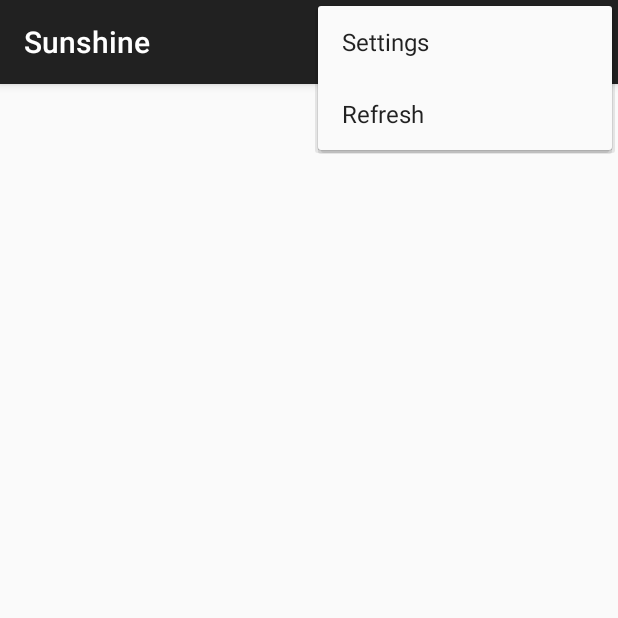
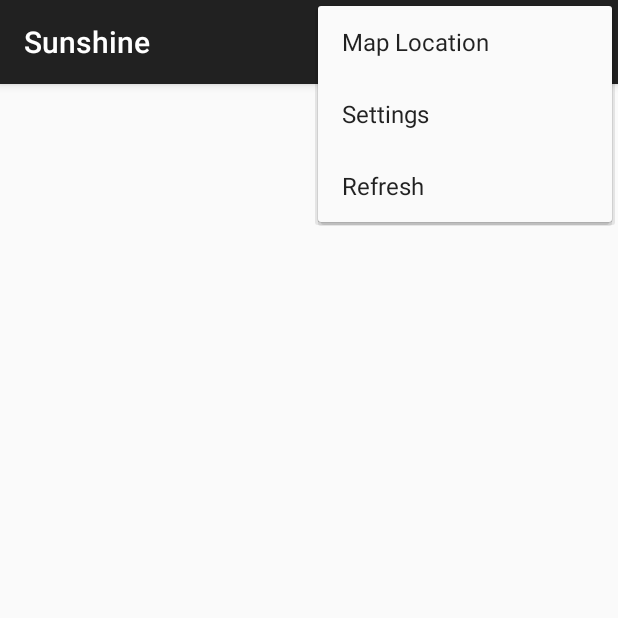
Before and after one commit to eesee/sunshine, an Android app: the screen it shows after launch (MainActivity), with the options menu open, on a phone screen of 412 x 824 dp, the top half of it. Run offline under Robolectric (Android 15) with nearby library versions, the phone set to English and light mode, and no system bars.

Commit message:
adds Maps intent to menus

```diff
--- a/app/src/main/res/menu/detail.xml
+++ b/app/src/main/res/menu/detail.xml
@@ -2,6 +2,8 @@
     xmlns:app="http://schemas.android.com/apk/res-auto"
     xmlns:tools="http://schemas.android.com/tools"
     tools:context="com.example.e.sunshine.app.DetailActivity">
-    <item android:id="@+id/action_settings" android:title="@string/action_settings"
-        android:orderInCategory="100" app:showAsAction="never" />
+    <item android:id="@+id/action_settings"
+        android:title="@string/action_settings"
+        android:orderInCategory="100"
+        app:showAsAction="never" />
 </menu>
--- a/app/src/main/res/menu/menu_main.xml
+++ b/app/src/main/res/menu/menu_main.xml
@@ -1,6 +1,11 @@
 <menu xmlns:android="http://schemas.android.com/apk/res/android"
     xmlns:app="http://schemas.android.com/apk/res-auto"
     xmlns:tools="http://schemas.android.com/tools" tools:context=".MainActivity">
-    <item android:id="@+id/action_settings" android:title="@string/action_settings"
-        android:orderInCategory="100" app:showAsAction="never" />
+    <item android:id="@+id/action_settings"
+        android:title="@string/action_settings"
+        android:orderInCategory="100"
+        app:showAsAction="never" />
+    <item android:id="@+id/action_map"
+        android:title="@string/action_map"
+        app:showAsAction="never" />
 </menu>
--- a/app/src/main/res/values/strings.xml
+++ b/app/src/main/res/values/strings.xml
@@ -1,6 +1,8 @@
 <resources>
     <string name="app_name">Sunshine</string>
     <string name="action_settings">Settings</string>
+    <string name="action_map">Map Location</string>
+
     <string name="refresh">Refresh</string>
     <string name="title_activity_detail">Details</string>
     <string name="title_activity_settings">Settings</string>
```
Also changed, not shown: app/src/main/java/com/example/e/sunshine/app/MainActivity.java (+31 -1 lines).
